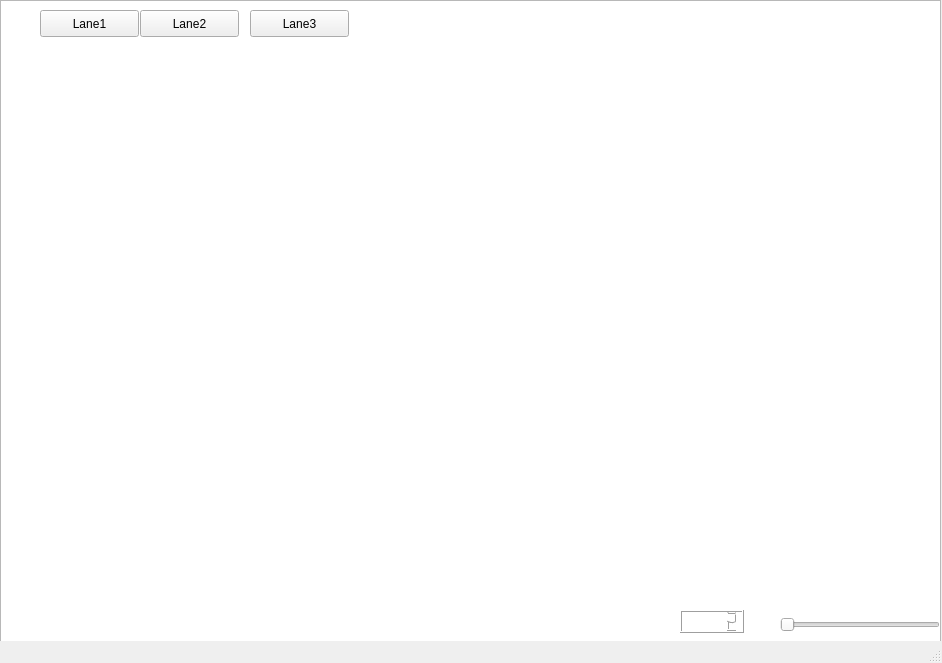
The window that mainwindow.ui (luym11/routing) describes before a commit, drawn with Qt 5.
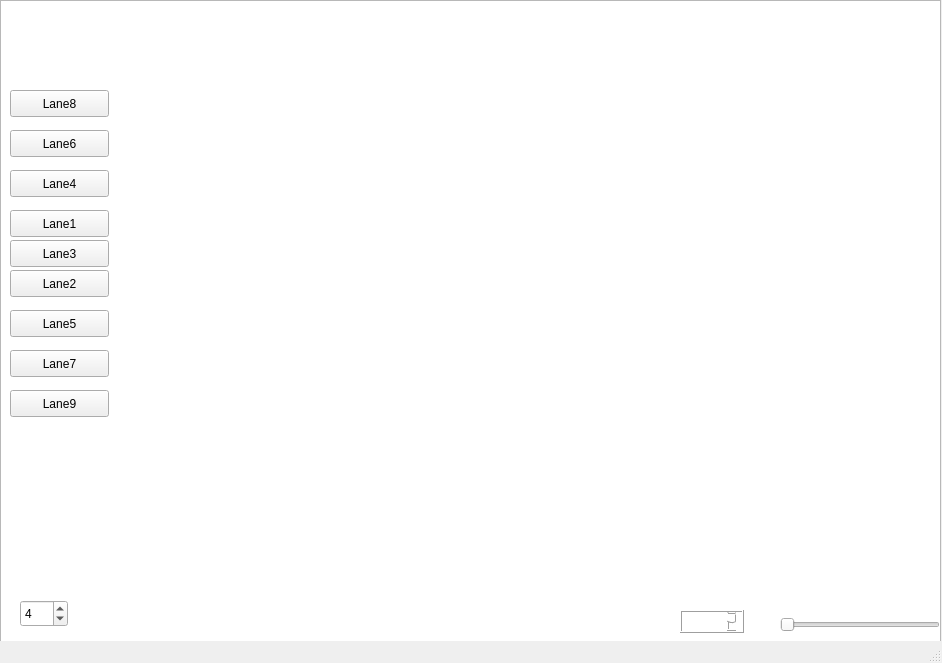
The same window after the commit.

Commit message: more lanes, more vehicles v1.0

What changed in the file:
```diff
--- a/mainwindow.ui
+++ b/mainwindow.ui
@@ -27,8 +27,8 @@
    <widget class="QPushButton" name="pushButton">
     <property name="geometry">
      <rect>
-      <x>40</x>
-      <y>10</y>
+      <x>10</x>
+      <y>210</y>
       <width>99</width>
       <height>27</height>
      </rect>
@@ -40,8 +40,8 @@
    <widget class="QPushButton" name="pushButton_2">
     <property name="geometry">
      <rect>
-      <x>140</x>
-      <y>10</y>
+      <x>10</x>
+      <y>270</y>
       <width>99</width>
       <height>27</height>
      </rect>
@@ -88,8 +88,8 @@
    <widget class="QPushButton" name="pushButton_3">
     <property name="geometry">
      <rect>
-      <x>250</x>
-      <y>10</y>
+      <x>10</x>
+      <y>240</y>
       <width>99</width>
       <height>27</height>
      </rect>
@@ -98,6 +98,100 @@
      <string>Lane3</string>
     </property>
    </widget>
+   <widget class="QPushButton" name="pushButton_4">
+    <property name="geometry">
+     <rect>
+      <x>10</x>
+      <y>170</y>
+      <width>99</width>
+      <height>27</height>
+     </rect>
+    </property>
+    <property name="text">
+     <string>Lane4</string>
+    </property>
+   </widget>
+   <widget class="QPushButton" name="pushButton_5">
+    <property name="geometry">
+     <rect>
+      <x>10</x>
+      <y>310</y>
+      <width>99</width>
+      <height>27</height>
+     </rect>
+    </property>
+    <property name="text">
+     <string>Lane5</string>
+    </property>
+   </widget>
+   <widget class="QPushButton" name="pushButton_6">
+    <property name="geometry">
+     <rect>
+      <x>10</x>
+      <y>130</y>
+      <width>99</width>
+      <height>27</height>
+     </rect>
+    </property>
+    <property name="text">
+     <string>Lane6</string>
+    </property>
+   </widget>
+   <widget class="QPushButton" name="pushButton_7">
+    <property name="geometry">
+     <rect>
+      <x>10</x>
+      <y>350</y>
+      <width>99</width>
+      <height>27</height>
+     </rect>
+    </property>
+    <property name="text">
+     <string>Lane7</string>
+    </property>
+   </widget>
+   <widget class="QPushButton" name="pushButton_8">
+    <property name="geometry">
+     <rect>
+      <x>10</x>
+      <y>90</y>
+      <width>99</width>
+      <height>27</height>
+     </rect>
+    </property>
+    <property name="text">
+     <string>Lane8</string>
+    </property>
+   </widget>
+   <widget class="QPushButton" name="pushButton_9">
+    <property name="geometry">
+     <rect>
+      <x>10</x>
+      <y>390</y>
+      <width>99</width>
+      <height>27</height>
+     </rect>
+    </property>
+    <property name="text">
+     <string>Lane9</string>
+    </property>
+   </widget>
+   <widget class="QSpinBox" name="spinBox">
+    <property name="geometry">
+     <rect>
+      <x>20</x>
+      <y>600</y>
+      <width>48</width>
+      <height>27</height>
+     </rect>
+    </property>
+    <property name="singleStep">
+     <number>0</number>
+    </property>
+    <property name="value">
+     <number>4</number>
+    </property>
+   </widget>
   </widget>
   <widget class="QStatusBar" name="statusBar"/>
  </widget>
```
The commit also changes 2 other files.
